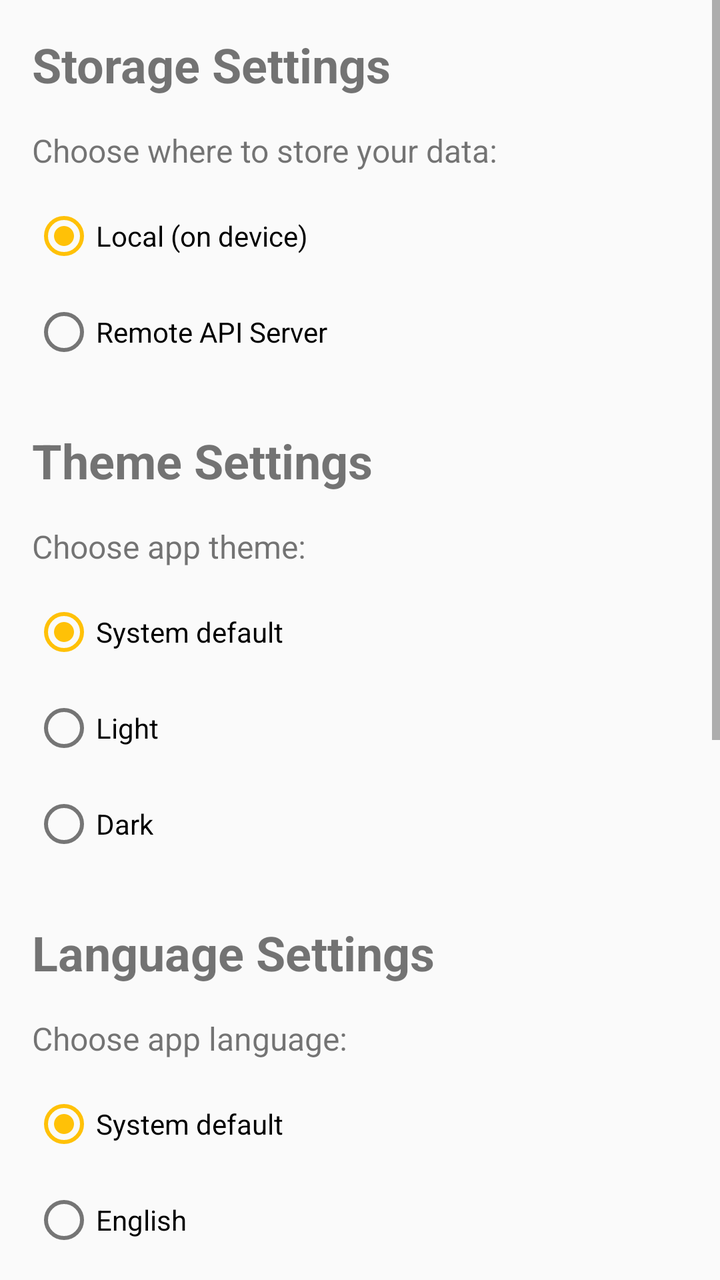
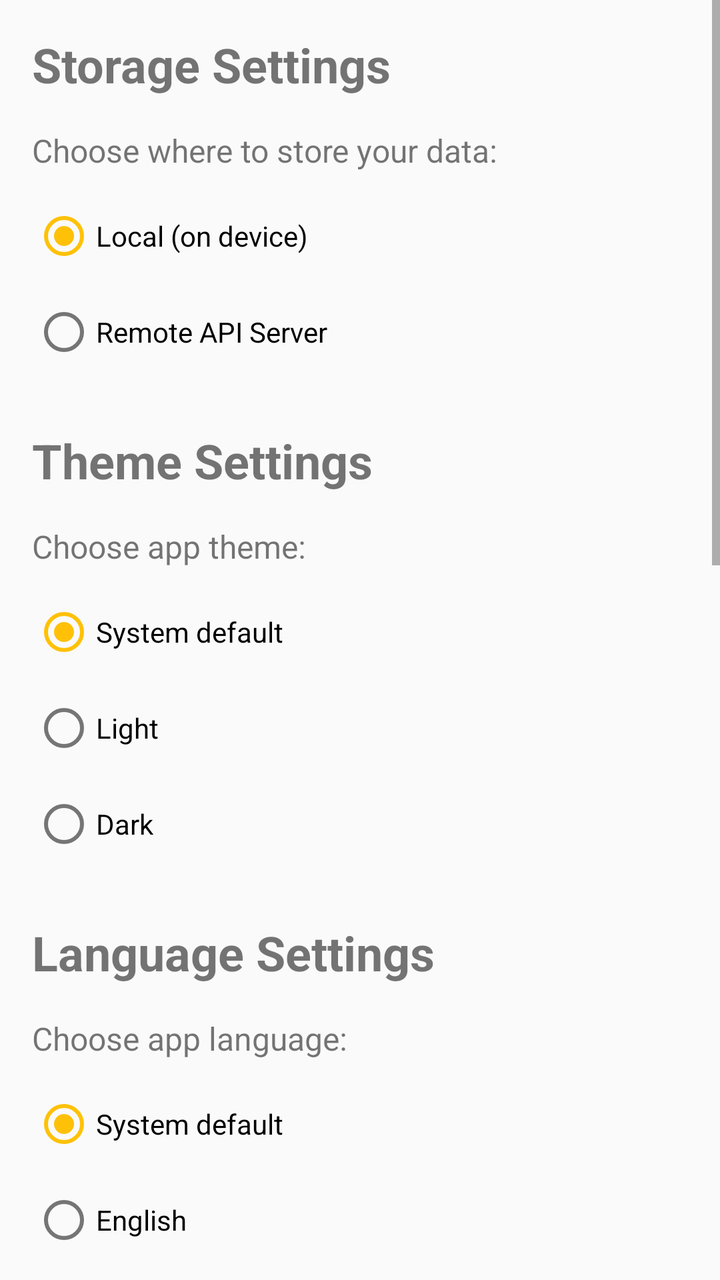

Two renders of the same Android screen: before a commit and after it. Below are the layout's source before the change and the commit's diff.
<!-- AndroidManifest.xml: application theme Theme.HabitEvaluator -->
<!-- res/layout/fragment_settings.xml -->
<?xml version="1.0" encoding="utf-8"?>
<ScrollView xmlns:android="http://schemas.android.com/apk/res/android"
    xmlns:app="http://schemas.android.com/apk/res-auto"
    android:layout_width="match_parent"
    android:layout_height="match_parent">

    <LinearLayout
        android:layout_width="match_parent"
        android:layout_height="wrap_content"
        android:orientation="vertical"
        android:padding="16dp">

        <TextView
            android:layout_width="wrap_content"
            android:layout_height="wrap_content"
            android:text="@string/storage_settings"
            android:textSize="24sp"
            android:textStyle="bold" />

        <TextView
            android:layout_width="wrap_content"
            android:layout_height="wrap_content"
            android:layout_marginTop="16dp"
            android:text="@string/storage_mode_label"
            android:textSize="16sp" />

        <RadioGroup
            android:id="@+id/storageModeGroup"
            android:layout_width="match_parent"
            android:layout_height="wrap_content"
            android:layout_marginTop="8dp">

            <RadioButton
                android:id="@+id/localRadio"
                android:layout_width="wrap_content"
                android:layout_height="wrap_content"
                android:text="@string/storage_local"
                android:checked="true" />

            <RadioButton
                android:id="@+id/remoteRadio"
                android:layout_width="wrap_content"
                android:layout_height="wrap_content"
                android:text="@string/storage_remote" />
        </RadioGroup>

        <LinearLayout
            android:id="@+id/remoteSettingsPanel"
            android:layout_width="match_parent"
            android:layout_height="wrap_content"
            android:layout_marginTop="16dp"
            android:orientation="vertical"
            android:visibility="gone">

            <TextView
                android:layout_width="wrap_content"
                android:layout_height="wrap_content"
                android:text="@string/remote_api_config"
                android:textSize="18sp"
                android:textStyle="bold" />

            <TextView
                android:id="@+id/remotePrivacyWarning"
                android:layout_width="match_parent"
                android:layout_height="wrap_content"
                android:layout_marginTop="8dp"
                android:padding="12dp"
                android:background="@android:color/holo_orange_light"
                android:text="@string/remote_privacy_warning"
                android:textColor="@android:color/black"
                android:textSize="13sp" />

            <com.google.android.material.textfield.TextInputLayout
                android:id="@+id/apiUrlLayout"
                android:layout_width="match_parent"
                android:layout_height="wrap_content"
                android:layout_marginTop="8dp"
                android:hint="@string/api_url_hint">

                <com.google.android.material.textfield.TextInputEditText
                    android:id="@+id/apiUrlInput"
                    android:layout_width="match_parent"
                    android:layout_height="wrap_content"
                    android:inputType="textUri" />
            </com.google.android.material.textfield.TextInputLayout>

            <com.google.android.material.textfield.TextInputLayout
                android:id="@+id/apiUsernameLayout"
                android:layout_width="match_parent"
                android:layout_height="wrap_content"
                android:layout_marginTop="8dp"
                android:hint="@string/api_username_hint">

                <com.google.android.material.textfield.TextInputEditText
                    android:id="@+id/apiUsernameInput"
                    android:layout_width="match_parent"
                    android:layout_height="wrap_content"
                    android:inputType="text" />
            </com.google.android.material.textfield.TextInputLayout>

            <com.google.android.material.textfield.TextInputLayout
                android:id="@+id/apiPasswordLayout"
                android:layout_width="match_parent"
                android:layout_height="wrap_content"
                android:layout_marginTop="8dp"
                android:hint="@string/api_password_hint"
                app:passwordToggleEnabled="true">

                <com.google.android.material.textfield.TextInputEditText
                    android:id="@+id/apiPasswordInput"
                    android:layout_width="match_parent"
                    android:layout_height="wrap_content"
                    android:inputType="textPassword" />
            </com.google.android.material.textfield.TextInputLayout>

            <com.google.android.material.button.MaterialButton
                android:id="@+id/testConnectionButton"
                android:layout_width="wrap_content"
                android:layout_height="wrap_content"
                android:layout_marginTop="8dp"
                android:text="@string/test_connection"
                style="@style/Widget.MaterialComponents.Button.OutlinedButton" />

            <TextView
                android:id="@+id/connectionStatusText"
                android:layout_width="wrap_content"
                android:layout_height="wrap_content"
                android:layout_marginTop="4dp" />
        </LinearLayout>

        <TextView
            android:layout_width="wrap_content"
            android:layout_height="wrap_content"
            android:layout_marginTop="24dp"
            android:text="@string/theme_settings"
            android:textSize="24sp"
            android:textStyle="bold" />

        <TextView
            android:layout_width="wrap_content"
            android:layout_height="wrap_content"
            android:layout_marginTop="16dp"
            android:text="@string/theme_mode_label"
            android:textSize="16sp" />

        <RadioGroup
            android:id="@+id/themeModeGroup"
            android:layout_width="match_parent"
            android:layout_height="wrap_content"
            android:layout_marginTop="8dp">

            <RadioButton
                android:id="@+id/themeSystemRadio"
                android:layout_width="wrap_content"
                android:layout_height="wrap_content"
                android:text="@string/theme_system"
                android:checked="true" />

            <RadioButton
                android:id="@+id/themeLightRadio"
                android:layout_width="wrap_content"
                android:layout_height="wrap_content"
                android:text="@string/theme_light" />

            <RadioButton
                android:id="@+id/themeDarkRadio"
                android:layout_width="wrap_content"
                android:layout_height="wrap_content"
                android:text="@string/theme_dark" />
        </RadioGroup>

        <TextView
            android:layout_width="wrap_content"
            android:layout_height="wrap_content"
            android:layout_marginTop="24dp"
            android:text="@string/language_settings"
            android:textSize="24sp"
            android:textStyle="bold" />

        <TextView
            android:layout_width="wrap_content"
            android:layout_height="wrap_content"
            android:layout_marginTop="16dp"
            android:text="@string/language_mode_label"
            android:textSize="16sp" />

        <RadioGroup
            android:id="@+id/languageModeGroup"
            android:layout_width="match_parent"
            android:layout_height="wrap_content"
            android:layout_marginTop="8dp">

            <RadioButton
                android:id="@+id/languageSystemRadio"
                android:layout_width="wrap_content"
                android:layout_height="wrap_content"
                android:text="@string/language_system"
                android:checked="true" />

            <RadioButton
                android:id="@+id/languageEnRadio"
                android:layout_width="wrap_content"
                android:layout_height="wrap_content"
                android:text="@string/language_en" />

            <RadioButton
                android:id="@+id/languageDeRadio"
                android:layout_width="wrap_content"
                android:layout_height="wrap_content"
                android:text="@string/language_de" />

            <RadioButton
                android:id="@+id/languageEsRadio"
                android:layout_width="wrap_content"
                android:layout_height="wrap_content"
                android:text="@string/language_es" />

            <RadioButton
                android:id="@+id/languageFrRadio"
                android:layout_width="wrap_content"
                android:layout_height="wrap_content"
                android:text="@string/language_fr" />
        </RadioGroup>

        <TextView
            android:layout_width="wrap_content"
            android:layout_height="wrap_content"
            android:layout_marginTop="24dp"
            android:text="@string/translation_settings"
            android:textSize="24sp"
            android:textStyle="bold" />

        <com.google.android.material.switchmaterial.SwitchMaterial
            android:id="@+id/customTranslationsSwitch"
            android:layout_width="match_parent"
            android:layout_height="wrap_content"
            android:layout_marginTop="16dp"
            android:text="@string/custom_translations_label" />

        <TextView
            android:layout_width="wrap_content"
            android:layout_height="wrap_content"
            android:layout_marginTop="24dp"
            android:text="@string/backup_settings"
            android:textSize="24sp"
            android:textStyle="bold" />

        <com.google.android.material.switchmaterial.SwitchMaterial
            android:id="@+id/backupEnabledSwitch"
            android:layout_width="match_parent"
            android:layout_height="wrap_content"
            android:layout_marginTop="16dp"
            android:text="@string/backup_enabled_label" />

        <LinearLayout
            android:id="@+id/backupSettingsPanel"
            android:layout_width="match_parent"
            android:layout_height="wrap_content"
            android:layout_marginTop="8dp"
            android:orientation="vertical"
            android:visibility="gone">

            <com.google.android.material.textfield.TextInputLayout
                android:id="@+id/backupPasswordLayout"
                android:layout_width="match_parent"
                android:layout_height="wrap_content"
                android:layout_marginTop="8dp"
                android:hint="@string/backup_password_hint"
                app:passwordToggleEnabled="true">

                <com.google.android.material.textfield.TextInputEditText
                    android:id="@+id/backupPasswordInput"
                    android:layout_width="match_parent"
                    android:layout_height="wrap_content"
                    android:inputType="textPassword" />
            </com.google.android.material.textfield.TextInputLayout>

            <com.google.android.material.textfield.TextInputLayout
                android:id="@+id/backupPasswordConfirmLayout"
                android:layout_width="match_parent"
                android:layout_height="wrap_content"
                android:layout_marginTop="8dp"
                android:hint="@string/backup_password_confirm_hint"
                app:passwordToggleEnabled="true">

                <com.google.android.material.textfield.TextInputEditText
                    android:id="@+id/backupPasswordConfirmInput"
                    android:layout_width="match_parent"
                    android:layout_height="wrap_content"
                    android:inputType="textPassword" />
            </com.google.android.material.textfield.TextInputLayout>

            <TextView
                android:id="@+id/backupStatusText"
                android:layout_width="wrap_content"
                android:layout_height="wrap_content"
                android:layout_marginTop="4dp" />

            <View
                android:layout_width="match_parent"
                android:layout_height="1dp"
                android:layout_marginTop="16dp"
                android:layout_marginBottom="8dp"
                android:background="?android:attr/listDivider" />

            <TextView
                android:layout_width="wrap_content"
                android:layout_height="wrap_content"
                android:text="@string/restore_backup_title"
                android:textSize="16sp"
                android:textStyle="bold" />

            <com.google.android.material.button.MaterialButton
                android:id="@+id/restoreBackupButton"
                android:layout_width="wrap_content"
                android:layout_height="wrap_content"
                android:layout_marginTop="8dp"
                android:text="@string/restore_backup_button"
                style="@style/Widget.MaterialComponents.Button.OutlinedButton" />

            <TextView
                android:id="@+id/restoreStatusText"
                android:layout_width="wrap_content"
                android:layout_height="wrap_content"
                android:layout_marginTop="4dp" />
        </LinearLayout>

        <com.google.android.material.button.MaterialButton
            android:id="@+id/saveSettingsButton"
            android:layout_width="match_parent"
            android:layout_height="wrap_content"
            android:layout_marginTop="24dp"
            android:text="@string/save_settings" />

    </LinearLayout>
</ScrollView>
<!-- resources referenced by this layout -->
<resources>
  <string name="api_password_hint">Password</string>
  <string name="api_url_hint">Server URL</string>
  <string name="api_username_hint">Username</string>
  <string name="backup_enabled_label">Enable daily encrypted backups</string>
  <string name="backup_password_confirm_hint">Confirm backup password</string>
  <string name="backup_password_hint">Backup password</string>
  <string name="backup_settings">Backup Settings</string>
  <string name="custom_translations_label">Allow custom translations for habit and category names</string>
  <string name="language_de">Deutsch</string>
  <string name="language_en">English</string>
  <string name="language_es">Español</string>
  <string name="language_fr">Français</string>
  <string name="language_mode_label">Choose app language:</string>
  <string name="language_settings">Language Settings</string>
  <string name="language_system">System default</string>
  <string name="remote_api_config">Remote API Configuration</string>
  <string name="remote_privacy_warning">When using a remote server, the server owner\'s data protection and privacy policy applies to your data. Make sure you trust the server operator.</string>
  <string name="restore_backup_button">Restore from Backup</string>
  <string name="restore_backup_title">Restore Backup</string>
  <string name="save_settings">Save Settings</string>
  <string name="storage_local">Local (on device)</string>
  <string name="storage_mode_label">Choose where to store your data:</string>
  <string name="storage_remote">Remote API Server</string>
  <string name="storage_settings">Storage Settings</string>
  <string name="test_connection">Test Connection</string>
  <string name="theme_dark">Dark</string>
  <string name="theme_light">Light</string>
  <string name="theme_mode_label">Choose app theme:</string>
  <string name="theme_settings">Theme Settings</string>
  <string name="theme_system">System default</string>
  <string name="translation_settings">Translation Settings</string>
  <style name="Theme.HabitEvaluator" parent="Theme.MaterialComponents.DayNight.NoActionBar">
          <item name="colorPrimary">@color/primary</item>
          <item name="colorPrimaryDark">@color/primary_dark</item>
          <item name="colorAccent">@color/accent</item>
          <item name="android:windowBackground">@color/background</item>
      </style>
  <color name="primary">#4CAF50</color>
  <color name="primary_dark">#388E3C</color>
  <color name="accent">#FFC107</color>
  <color name="background">#FAFAFA</color>
</resources>

<!-- the commit's change to res/layout/fragment_settings.xml (unified diff, before → after) -->
@@ -226,6 +226,59 @@
             android:layout_width="wrap_content"
             android:layout_height="wrap_content"
             android:layout_marginTop="24dp"
+            android:text="@string/font_size_settings"
+            android:textSize="24sp"
+            android:textStyle="bold" />
+
+        <TextView
+            android:layout_width="wrap_content"
+            android:layout_height="wrap_content"
+            android:layout_marginTop="16dp"
+            android:text="@string/font_size_mode_label"
+            android:textSize="16sp" />
+
+        <RadioGroup
+            android:id="@+id/fontSizeModeGroup"
+            android:layout_width="match_parent"
+            android:layout_height="wrap_content"
+            android:layout_marginTop="8dp">
+
+            <RadioButton
+                android:id="@+id/fontSizeSystemRadio"
+                android:layout_width="wrap_content"
+                android:layout_height="wrap_content"
+                android:text="@string/font_size_system"
+                android:checked="true" />
+
+            <RadioButton
+                android:id="@+id/fontSizeXsRadio"
+                android:layout_width="wrap_content"
+                android:layout_height="wrap_content"
+                android:text="@string/font_size_xs" />
+
+            <RadioButton
+                android:id="@+id/fontSizeSmallRadio"
+                android:layout_width="wrap_content"
+                android:layout_height="wrap_content"
+                android:text="@string/font_size_small" />
+
+            <RadioButton
+                android:id="@+id/fontSizeNormalRadio"
+                android:layout_width="wrap_content"
+                android:layout_height="wrap_content"
+                android:text="@string/font_size_normal" />
+
+            <RadioButton
+                android:id="@+id/fontSizeLargeRadio"
+                android:layout_width="wrap_content"
+                android:layout_height="wrap_content"
+                android:text="@string/font_size_large" />
+        </RadioGroup>
+
+        <TextView
+            android:layout_width="wrap_content"
+            android:layout_height="wrap_content"
+            android:layout_marginTop="24dp"
             android:text="@string/translation_settings"
             android:textSize="24sp"
             android:textStyle="bold" />
<!-- resource entries referenced after the edit -->
@@ -8,6 +8,13 @@
   <string name="backup_password_hint">Backup password</string>
   <string name="backup_settings">Backup Settings</string>
   <string name="custom_translations_label">Allow custom translations for habit and category names</string>
+  <string name="font_size_large">Large</string>
+  <string name="font_size_mode_label">Choose font size:</string>
+  <string name="font_size_normal">Normal</string>
+  <string name="font_size_settings">Font Size Settings</string>
+  <string name="font_size_small">Small</string>
+  <string name="font_size_system">System default</string>
+  <string name="font_size_xs">Extra Small</string>
   <string name="language_de">Deutsch</string>
   <string name="language_en">English</string>
   <string name="language_es">Español</string>
